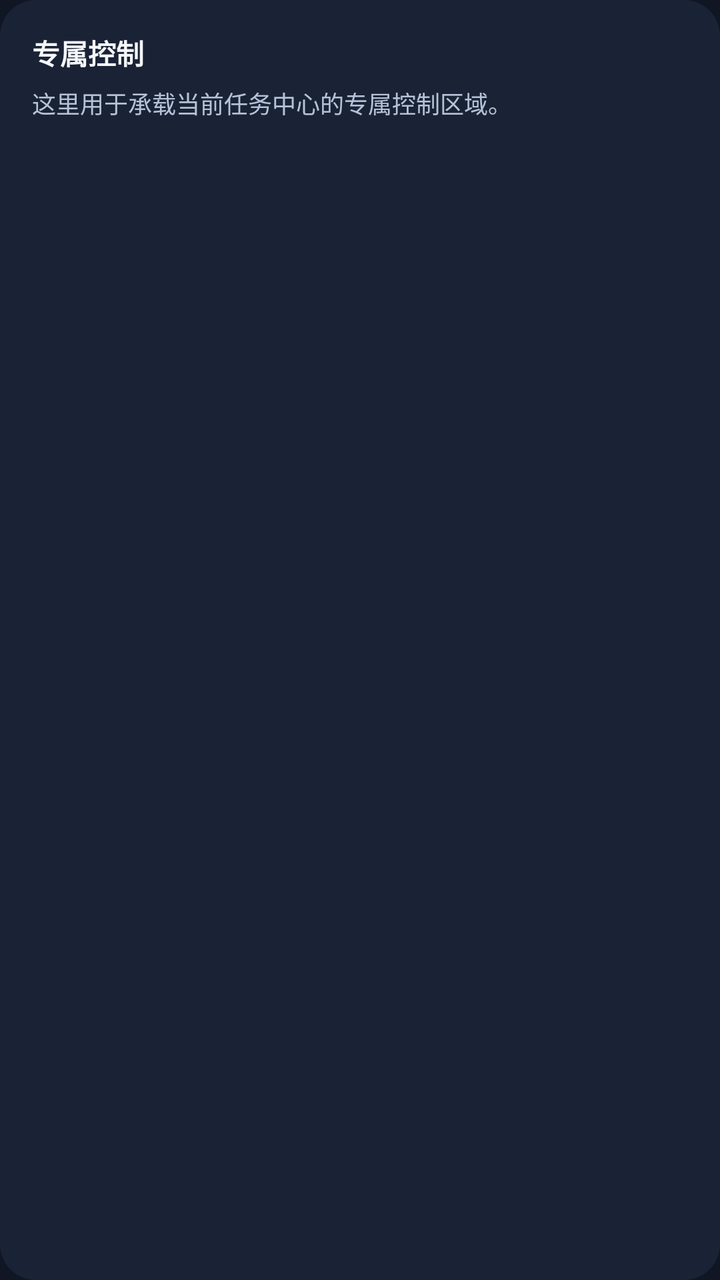
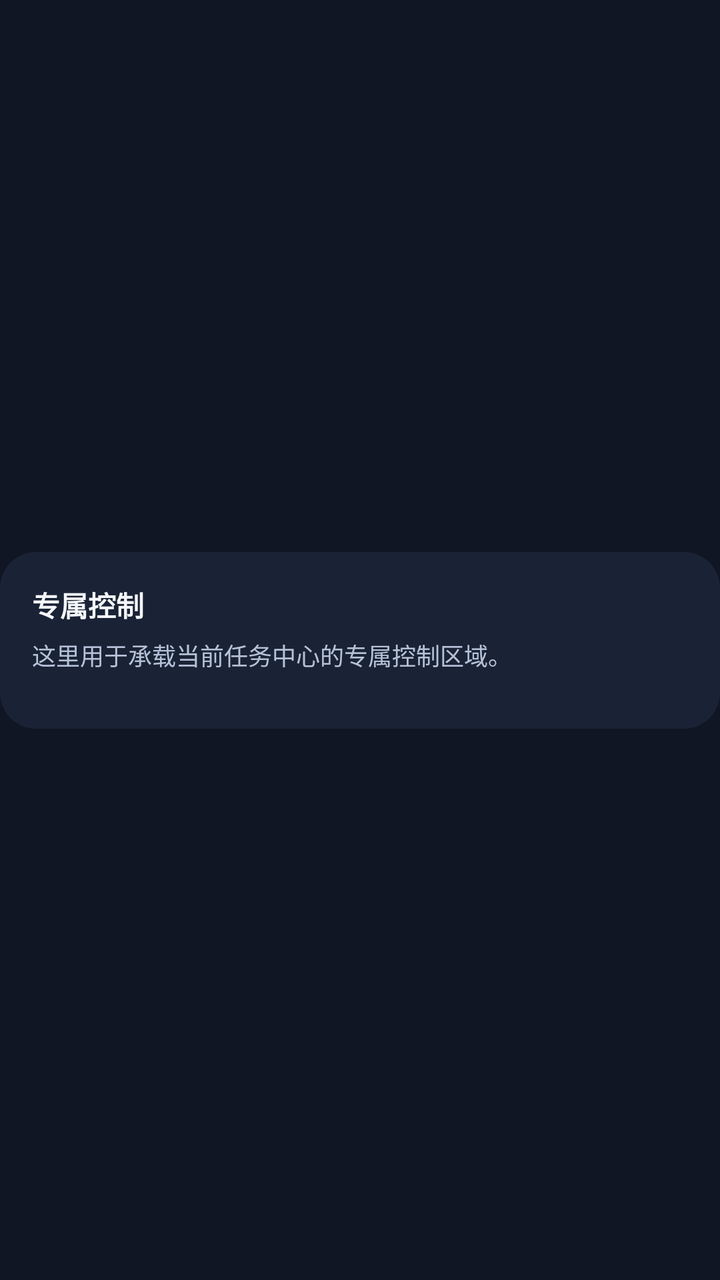

Before-and-after screenshots of an Android layout around one commit, followed by the original layout XML and the change that was made.
<!-- AndroidManifest.xml: another module's application theme Theme.CarAppStore -->
<!-- res/layout/view_task_center_extension_slot.xml -->
<?xml version="1.0" encoding="utf-8"?>
<LinearLayout xmlns:android="http://schemas.android.com/apk/res/android"
    android:layout_width="match_parent"
    android:layout_height="wrap_content"
    android:layout_marginTop="14dp"
    android:background="@drawable/bg_panel"
    android:orientation="vertical"
    android:padding="16dp">

    <TextView
        android:id="@+id/tvExtensionTitle"
        android:layout_width="wrap_content"
        android:layout_height="wrap_content"
        android:text="@string/ui_exclusive_controls"
        android:textColor="@color/car_text_primary"
        android:textSize="14sp"
        android:textStyle="bold" />

    <TextView
        android:id="@+id/tvExtensionHint"
        android:layout_width="match_parent"
        android:layout_height="wrap_content"
        android:layout_marginTop="6dp"
        android:text="@string/ui_task_extension_hint"
        android:textColor="@color/car_text_secondary"
        android:textSize="12sp" />

    <FrameLayout
        android:id="@+id/extensionContentContainer"
        android:layout_width="match_parent"
        android:layout_height="wrap_content"
        android:layout_marginTop="12dp" />

</LinearLayout>
<!-- resources referenced by this layout -->
<resources>
  <color name="car_text_primary">#F5F7FA</color>
  <color name="car_text_secondary">#B6C2D9</color>
  <!-- drawable bg_panel (drawable) -->
  <shape xmlns:android="http://schemas.android.com/apk/res/android">
      <solid android:color="@color/car_surface" />
      <corners android:radius="18dp" />
  </shape>
  <string name="ui_exclusive_controls">专属控制</string>
  <string name="ui_task_extension_hint">这里用于承载当前任务中心的专属控制区域。</string>
  <style name="Theme.CarAppStore" parent="Theme.MaterialComponents.DayNight.NoActionBar">
          <item name="colorPrimary">@color/car_primary</item>
          <item name="colorPrimaryVariant">@color/car_primary_dark</item>
          <item name="colorOnPrimary">@color/car_text_primary</item>
          <item name="colorSecondary">@color/car_accent</item>
          <item name="colorSecondaryVariant">@color/teal_700</item>
          <item name="colorOnSecondary">@color/car_bg</item>
          <item name="android:statusBarColor" tools:targetApi="l">@color/car_bg</item>
          <item name="android:navigationBarColor" tools:targetApi="l">@color/car_bg</item>
          <item name="android:windowBackground">@color/car_bg</item>
      </style>
  <color name="car_surface">#1A2335</color>
  <color name="car_primary">#4DA3FF</color>
  <color name="car_primary_dark">#2E7DE0</color>
  <color name="car_accent">#5DE1B9</color>
  <color name="teal_700">#FF018786</color>
  <color name="car_bg">#101623</color>
</resources>

<!-- the commit's change to res/layout/view_task_center_extension_slot.xml (unified diff, before → after) -->
@@ -1,11 +1,20 @@
 <?xml version="1.0" encoding="utf-8"?>
-<LinearLayout xmlns:android="http://schemas.android.com/apk/res/android"
+<androidx.constraintlayout.widget.ConstraintLayout xmlns:android="http://schemas.android.com/apk/res/android"
+    xmlns:app="http://schemas.android.com/apk/res-auto"
     android:layout_width="match_parent"
     android:layout_height="wrap_content"
-    android:layout_marginTop="14dp"
-    android:background="@drawable/bg_panel"
-    android:orientation="vertical"
-    android:padding="16dp">
+    android:layout_marginTop="14dp">
+
+    <LinearLayout
+        android:layout_width="0dp"
+        android:layout_height="wrap_content"
+        android:background="@drawable/bg_panel"
+        android:orientation="vertical"
+        android:padding="16dp"
+        app:layout_constraintBottom_toBottomOf="parent"
+        app:layout_constraintEnd_toEndOf="parent"
+        app:layout_constraintStart_toStartOf="parent"
+        app:layout_constraintTop_toTopOf="parent">
 
     <TextView
         android:id="@+id/tvExtensionTitle"
@@ -31,4 +40,6 @@
         android:layout_height="wrap_content"
         android:layout_marginTop="12dp" />
 
-</LinearLayout>
+    </LinearLayout>
+
+</androidx.constraintlayout.widget.ConstraintLayout>
